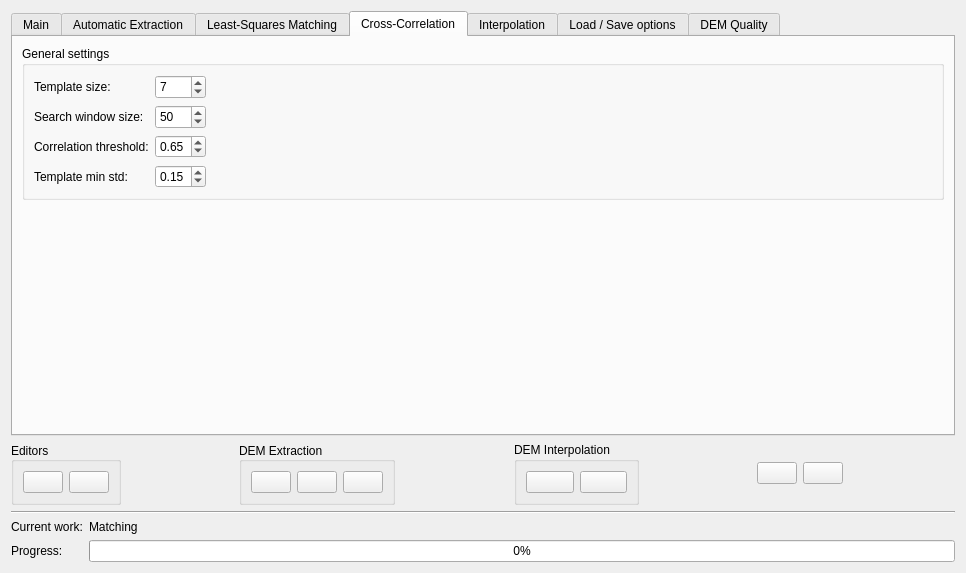
The window that branches/SandBox/trunk_candidata/qt/interface/DemExtraction.ui (e-foto/e-foto) describes before a commit, drawn with Qt 5.
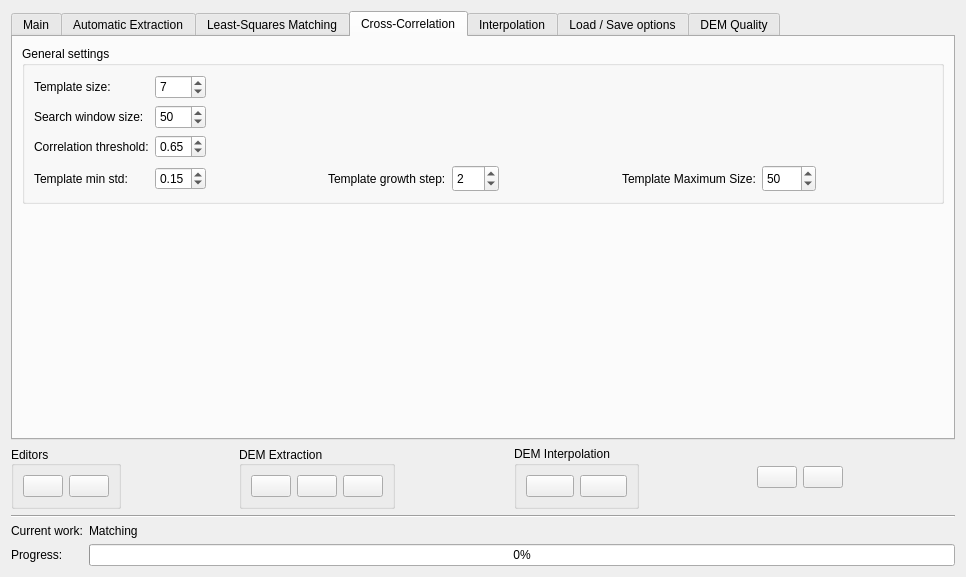
The same window after the commit. The open tabs and pages were chosen to show the change. Icons and pictures are not drawn.

```diff
--- a/branches/SandBox/trunk_candidata/qt/interface/DemExtraction.ui
+++ b/branches/SandBox/trunk_candidata/qt/interface/DemExtraction.ui
@@ -7,7 +7,7 @@
     <x>0</x>
     <y>0</y>
     <width>966</width>
-    <height>573</height>
+    <height>577</height>
    </rect>
   </property>
   <property name="windowTitle">
@@ -1701,17 +1701,119 @@
            </widget>
           </item>
           <item row="3" column="2">
+           <layout class="QHBoxLayout" name="horizontalLayout_28">
+            <item>
            <spacer name="horizontalSpacer_12">
             <property name="orientation">
              <enum>Qt::Horizontal</enum>
             </property>
             <property name="sizeHint" stdset="0">
              <size>
-              <width>409</width>
-              <height>20</height>
+                <width>28</width>
+                <height>17</height>
              </size>
             </property>
            </spacer>
+            </item>
+            <item>
+             <layout class="QHBoxLayout" name="horizontalLayout_29">
+              <item>
+               <widget class="QLabel" name="label_63">
+                <property name="text">
+                 <string>Template growth step:</string>
+                </property>
+               </widget>
+              </item>
+              <item>
+               <widget class="QSpinBox" name="spinBox11_2">
+                <property name="minimumSize">
+                 <size>
+                  <width>0</width>
+                  <height>27</height>
+                 </size>
+                </property>
+                <property name="maximumSize">
+                 <size>
+                  <width>55</width>
+                  <height>27</height>
+                 </size>
+                </property>
+                <property name="minimum">
+                 <number>1</number>
+                </property>
+                <property name="maximum">
+                 <number>100</number>
+                </property>
+                <property name="value">
+                 <number>2</number>
+                </property>
+               </widget>
+              </item>
+             </layout>
+            </item>
+            <item>
+             <spacer name="horizontalSpacer_26">
+              <property name="orientation">
+               <enum>Qt::Horizontal</enum>
+              </property>
+              <property name="sizeHint" stdset="0">
+               <size>
+                <width>18</width>
+                <height>18</height>
+               </size>
+              </property>
+             </spacer>
+            </item>
+            <item>
+             <layout class="QHBoxLayout" name="horizontalLayout_30">
+              <item>
+               <widget class="QLabel" name="label_64">
+                <property name="text">
+                 <string>Template Maximum Size:</string>
+                </property>
+               </widget>
+              </item>
+              <item>
+               <widget class="QSpinBox" name="spinBox11_3">
+                <property name="minimumSize">
+                 <size>
+                  <width>0</width>
+                  <height>27</height>
+                 </size>
+                </property>
+                <property name="maximumSize">
+                 <size>
+                  <width>55</width>
+                  <height>27</height>
+                 </size>
+                </property>
+                <property name="minimum">
+                 <number>10</number>
+                </property>
+                <property name="maximum">
+                 <number>1000</number>
+                </property>
+                <property name="value">
+                 <number>50</number>
+                </property>
+               </widget>
+              </item>
+             </layout>
+            </item>
+            <item>
+             <spacer name="horizontalSpacer_30">
+              <property name="orientation">
+               <enum>Qt::Horizontal</enum>
+              </property>
+              <property name="sizeHint" stdset="0">
+               <size>
+                <width>38</width>
+                <height>18</height>
+               </size>
+              </property>
+             </spacer>
+            </item>
+           </layout>
           </item>
          </layout>
         </widget>
```
Left out of the diff: 238 changed lines with no effect on the pictures. Lines whose indentation alone changed are shown as unchanged.
